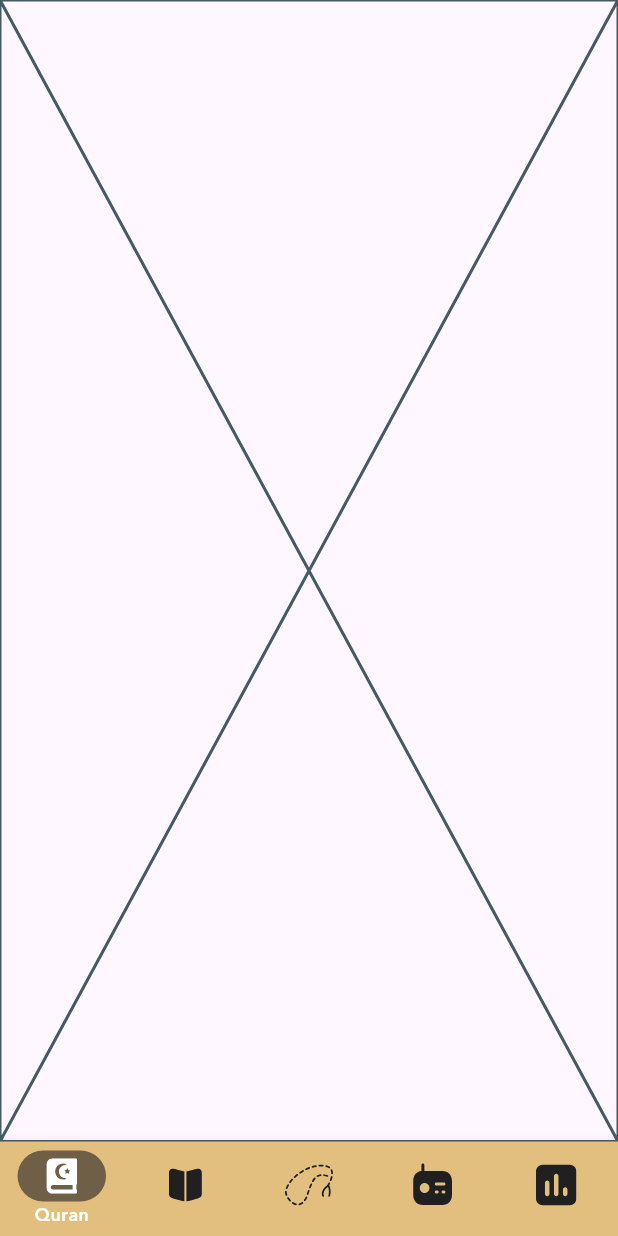
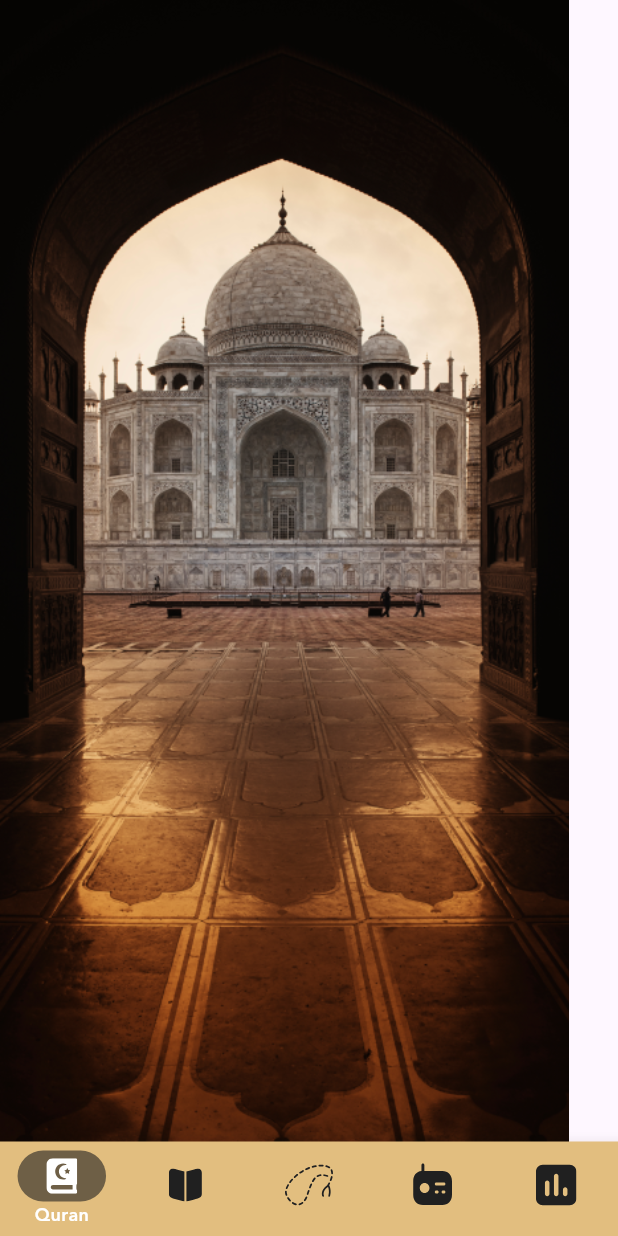
Before and after one commit to ZeyadOnFlutter/islami, a Flutter app: the Homescreen screen opened by its route, on a phone screen of 412 x 824 dp. Run offline on Flutter 3.47's test engine with Material 3 defaults, Android fonts, the phone set to English and light mode, and no system bars; our stand-ins replace flutter_svg, smooth_page_indicator.

Commit message:
icon update

```diff
--- a/lib/main.dart
+++ b/lib/main.dart
@@ -25,7 +25,7 @@ class MyApp extends StatelessWidget {
         IslamiRadio.routeName: (_) => IslamiRadio(),
         SliderScreen.routeName: (_) => SliderScreen(),
       },
-      initialRoute: SplashScreen.routeName,
+      initialRoute: Homescreen.routeName,
     );
   }
 }
--- a/lib/view/quran.dart
+++ b/lib/view/quran.dart
@@ -5,6 +5,14 @@ class Quran extends StatelessWidget {
 
   @override
   Widget build(BuildContext context) {
-    return const Placeholder();
+    return Scaffold(
+      body: Stack(
+        children: [
+          Image.asset(
+            'assets/quranbackground.png',
+          ),
+        ],
+      ),
+    );
   }
 }
--- a/pubspec.yaml
+++ b/pubspec.yaml
@@ -46,9 +46,9 @@ flutter_icons:
   min_sdk_android: 21
   ios: true
   remove_alpha_channel_ios: true
-  image_path: "assets/mosque1024x1024.png"
+  image_path: "assets/mosque512x512.png"
   adaptive_icon_background: "#202020" # Replace with your desired color (e.g., #FFFFFF for white, #000000 for black)
-  adaptive_icon_foreground: "assets/mosque1024x1024.png"
+  adaptive_icon_foreground: "assets/mosque512x512.png"
 
 # For information on the generic Dart part of this file, see the
 # following page: https://dart.dev/tools/pub/pubspec
```
Also changed, not shown: assets/quranbackground.png (added), 26 other files.
